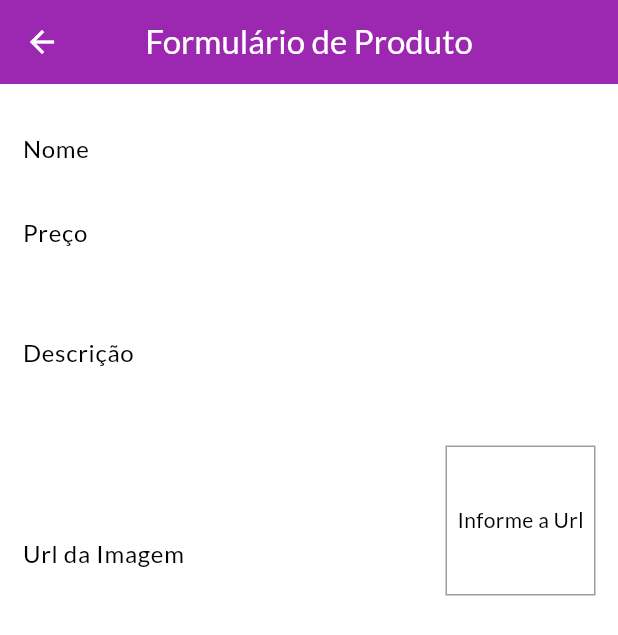
After one commit to GuilhermeSaravy/flutter_shop, a Flutter app: the ProductFormPage screen opened by its route, on a phone screen of 412 x 824 dp. The commit adds this screen. Shown: the top 635 px of the screen. Run offline on Flutter 3.47's test engine with Material 3 defaults, Android fonts, the phone set to English and light mode, and no system bars; network calls fail.

Commit message:
Creating create product page

```diff
--- a/lib/components/product_grid.dart
+++ b/lib/components/product_grid.dart
@@ -3,7 +3,7 @@ import 'package:provider/provider.dart';
 
 import '../models/product.dart';
 import '../models/product_list.dart';
-import 'product_item.dart';
+import 'product_grid_item.dart';
 
 class ProductGrid extends StatelessWidget {
   bool showFavoriteOnly;
@@ -24,7 +24,7 @@ class ProductGrid extends StatelessWidget {
             mainAxisSpacing: 10),
         itemBuilder: (ctx, i) => ChangeNotifierProvider.value(
               value: loadedProducts[i],
-              child: const ProductItem(),
+              child: const ProductGridItem(),
             ));
   }
 }
--- a/lib/main.dart
+++ b/lib/main.dart
@@ -5,10 +5,12 @@ import 'package:shop/models/order_list.dart';
 import 'package:shop/models/product_list.dart';
 import 'package:shop/pages/cart_page.dart';
 import 'package:shop/pages/orders_page.dart';
+import 'package:shop/pages/product_form_page.dart';
 import 'package:shop/pages/products_overview_page.dart';
 import 'package:shop/utils/app_routes.dart';
 
 import 'pages/product_detail_page.dart';
+import 'pages/products_page.dart';
 
 void main() {
   runApp(const MyApp());
@@ -44,6 +46,8 @@ class MyApp extends StatelessWidget {
           AppRoutes.PRODUCT_DETAIL: (ctx) => ProductDetailPage(),
           AppRoutes.CART: (ctx) => CartPage(),
           AppRoutes.ORDERS: (ctx) => OrdersPage(),
+          AppRoutes.PRODUCTS: (ctx) => ProductPage(),
+          AppRoutes.PRODUCT_FORM: (ctx) => ProductFormPage(),
         },
         debugShowCheckedModeBanner: false,
       ),
--- a/lib/models/product_list.dart
+++ b/lib/models/product_list.dart
@@ -9,6 +9,10 @@ class ProductList with ChangeNotifier {
   List<Product> get items => [..._items];
   List<Product> get favoriteItems =>
       _items.where((product) => product.isFavorite).toList();
+
+  int get itemsCount {
+    return _items.length;
+  }
 
   void addProduct(Product product) {
     _items.add(product);
--- /dev/null
+++ b/lib/pages/product_form_page.dart
@@ -0,0 +1,96 @@
+import 'package:flutter/material.dart';
+import 'package:flutter/widgets.dart';
+
+class ProductFormPage extends StatefulWidget {
+  const ProductFormPage({super.key});
+
+  @override
+  State<ProductFormPage> createState() => _ProductFormPageState();
+}
+
+class _ProductFormPageState extends State<ProductFormPage> {
+  final _priceFocus = FocusNode();
+  final _descriptionFocus = FocusNode();
+  final _imageUrlFocus = FocusNode();
+  final _imageUrlController = TextEditingController();
+
+  @override
+  void initState() {
+    super.initState();
+    _imageUrlFocus.addListener(updateImage);
+  }
+
+  void dispose() {
+    super.dispose();
+    _priceFocus.dispose();
+    _descriptionFocus.dispose();
+    _imageUrlFocus.removeListener(updateImage);
+    _imageUrlFocus.dispose();
+  }
+
+  void updateImage() {
+    setState(() {});
+  }
+
+  @override
+  Widget build(BuildContext context) {
+    return Scaffold(
+      appBar: AppBar(
+        title: const Text('Formulário de Produto'),
+      ),
+      body: Padding(
+        padding: const EdgeInsets.all(15),
+        child: Form(
+          child: ListView(
+            children: [
+              TextFormField(
+                decoration: const InputDecoration(labelText: 'Nome'),
+                textInputAction: TextInputAction.next,
+              ),
+              TextFormField(
+                decoration: const InputDecoration(labelText: 'Preço'),
+                textInputAction: TextInputAction.next,
+                focusNode: _priceFocus,
+                keyboardType:
+                    const TextInputType.numberWithOptions(decimal: true),
+              ),
+              TextFormField(
+                  decoration: const InputDecoration(labelText: 'Descrição'),
+                  keyboardType: TextInputType.multiline,
+                  focusNode: _descriptionFocus,
+                  maxLines: 3),
+              Row(
+                crossAxisAlignment: CrossAxisAlignment.end,
+                children: [
+                  Expanded(
+                    child: TextFormField(
+                        decoration:
+                            const InputDecoration(labelText: 'Url da Imagem'),
+                        focusNode: _imageUrlFocus,
+                        keyboardType: TextInputType.url,
+                        textInputAction: TextInputAction.done,
+                        controller: _imageUrlController),
+                  ),
+                  Container(
+                    width: 100,
+                    height: 100,
+                    margin: const EdgeInsets.only(top: 10, left: 10),
+                    decoration: BoxDecoration(
+                        border: Border.all(color: Colors.grey, width: 1)),
+                    alignment: Alignment.center,
+                    child: _imageUrlController.text.isEmpty
+                        ? const Text('Informe a Url')
+                        : FittedBox(
+                            fit: BoxFit.cover,
+                            child: Image.network(_imageUrlController.text),
+                          ),
+                  )
+                ],
+              ),
+            ],
+          ),
+        ),
+      ),
+    );
+  }
+}
--- a/lib/utils/app_routes.dart
+++ b/lib/utils/app_routes.dart
@@ -3,4 +3,6 @@ class AppRoutes {
   static const PRODUCT_DETAIL = '/product-detail';
   static const CART = '/cart';
   static const ORDERS = '/orders';
+  static const PRODUCTS = '/products';
+  static const PRODUCT_FORM = '/product-form';
 }
```
Also changed, not shown: lib/components/app_drawer.dart (+10 -0 lines), lib/components/cart_item.dart (+26 -0 lines), lib/components/product_grid_item.dart (added, +66 -0 lines), lib/components/product_item.dart (+22 -44 lines), lib/models/cart.dart (+21 -0 lines), lib/pages/products_page.dart (added, +45 -0 lines).
